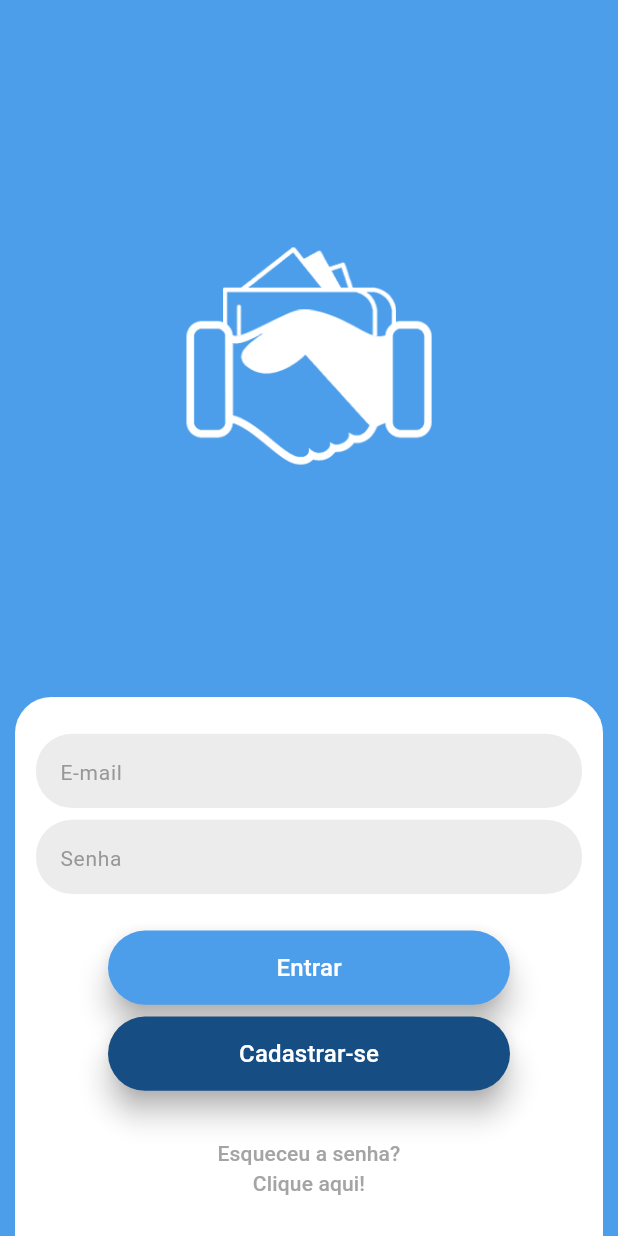
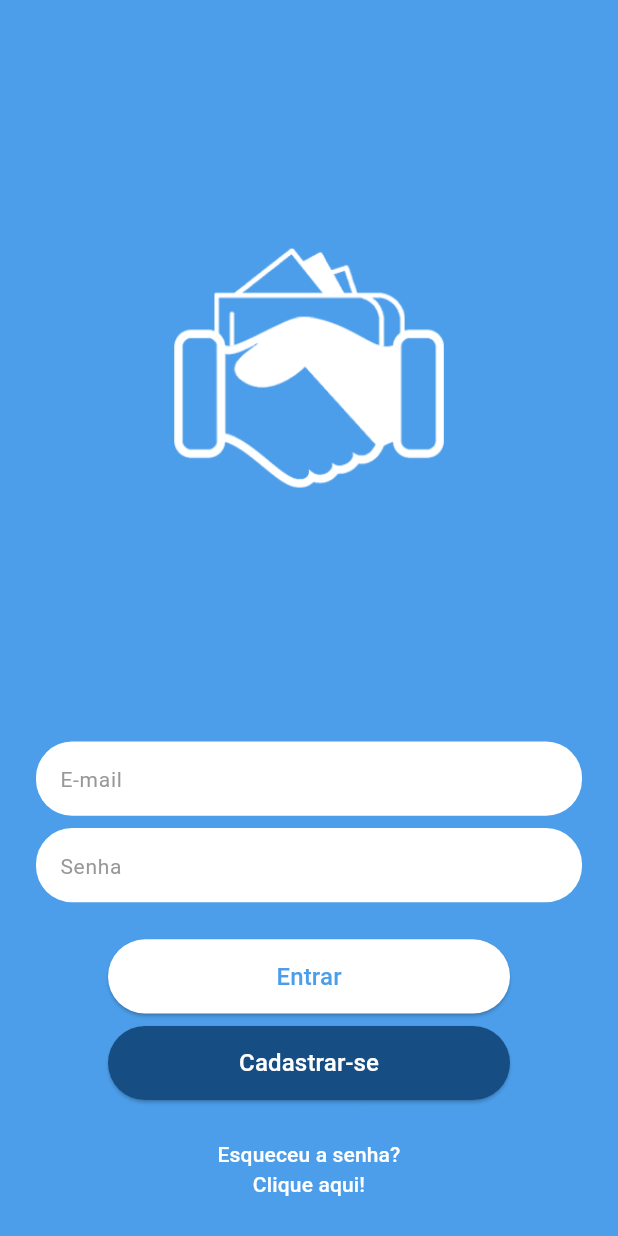
Before and after one commit to devnatanaelsantos/carteira_parceira, a Flutter app: the screen it shows after launch, on a phone screen of 412 x 824 dp. Run offline on Flutter 3.47's test engine with Material 3 defaults, Android fonts, the phone set to English and light mode, and no system bars.

Commit message:
feat: Adicionando Scrooll à tela de Login

```diff
--- a/lib/home_page.dart
+++ b/lib/home_page.dart
@@ -16,102 +16,83 @@ class _HomePageState extends State<HomePage> {
     //display Height
     double screenHeight = MediaQuery.of(context).size.height;
     //containerMain Heigth
-    double containerMainHeight = screenHeight * 0.436;
+    //double containerMainHeight = screenHeight * 0.436;
 
     return Scaffold(
       backgroundColor: AppColors.primarycolor,
-      resizeToAvoidBottomInset: false,
-      body: Column(
+      body: SingleChildScrollView(
+        reverse: true,
+        child: Column(
           children: [
             //logo
             Padding(
               padding: EdgeInsets.only(top: screenHeight * 0.19),
               child: Center(
                 child: SizedBox(
-                  width: screenWidth * 0.44,
-                  height: screenHeight * 0.20,
+                    width: screenWidth * 0.51,
+                    height: screenHeight * 0.22,
                     child: Image.asset('lib/assets/images/logo.png')),
               ),
             ),
-          Expanded(
-            child: Align(
-              alignment: Alignment.bottomCenter,
-              child: Container(
-                height: containerMainHeight,
-                width: screenWidth - 20,
-                decoration: const BoxDecoration(
-                  color: Colors.white,
-                  borderRadius: BorderRadius.only(
-                    topLeft: Radius.circular(24),
-                    topRight: Radius.circular(24),
-                  ),
-                ),
-                child: Column(
-                  children: [
-                    SizedBox(height: containerMainHeight * 0.068),
-                    //text box e-mail
+            SizedBox(height: screenHeight * 0.19),
             SizedBox(
               height: screenHeight * 0.06,
               width: screenWidth - 48,
               child: TextField(
                 decoration: InputDecoration(
                   filled: true,
-                          fillColor: const Color(0xFFECECEC),
+                  fillColor: const Color.fromARGB(255, 255, 255, 255),
                   border: OutlineInputBorder(
                     borderRadius: BorderRadius.circular(24),
                     borderSide: BorderSide.none,
                   ),
                   hintText: "E-mail",
-                          hintStyle: const TextStyle(
-                              color: Color(0xFF989898), fontSize: 14),
+                  hintStyle:
+                      const TextStyle(color: Color(0xFF989898), fontSize: 14),
                 ),
                 textAlign: TextAlign.left,
               ),
             ),
-                    SizedBox(height: containerMainHeight * 0.022),
-                    //text box senha
+            SizedBox(height: screenHeight * 0.01),
             SizedBox(
               height: screenHeight * 0.06,
               width: screenWidth - 48,
               child: TextField(
                 decoration: InputDecoration(
                   filled: true,
-                          fillColor: const Color(0xFFECECEC),
+                  fillColor: const Color.fromARGB(255, 255, 255, 255),
                   border: OutlineInputBorder(
                     borderRadius: BorderRadius.circular(24),
                     borderSide: BorderSide.none,
                   ),
                   hintText: "Senha",
-                          hintStyle: const TextStyle(
-                              color: Color(0xFF989898), fontSize: 14),
+                  hintStyle:
+                      const TextStyle(color: Color(0xFF989898), fontSize: 14),
                 ),
+                obscureText: true,
                 textAlign: TextAlign.left,
               ),
             ),
-                    SizedBox(height: containerMainHeight * 0.068),
-                    //button entrar
+            SizedBox(height: screenHeight * 0.03),
             SizedBox(
               height: screenHeight * 0.06,
               width: screenWidth - 144,
               child: ElevatedButton(
                 onPressed: () {},
                 style: ButtonStyle(
-                            backgroundColor: MaterialStateProperty.all<Color>(
-                                AppColors.primarycolor),
-                            elevation: MaterialStateProperty.all<double>(8.0),
-                            shadowColor: MaterialStateProperty.all<Color>(
-                                const Color(0xFFA7A7A7))),
+                  backgroundColor:
+                      MaterialStateProperty.all<Color>(Colors.white),
+                ),
                 child: const Text(
                   'Entrar',
                   style: TextStyle(
                     fontSize: 16,
-                            color: Colors.white,
+                    color: AppColors.primarycolor,
                   ),
                 ),
               ),
             ),
-                    //button cadastre-se
-                    SizedBox(height: containerMainHeight * 0.022),
+            SizedBox(height: screenHeight * 0.01),
             SizedBox(
               height: screenHeight * 0.06,
               width: screenWidth - 144,
@@ -120,9 +101,7 @@ class _HomePageState extends State<HomePage> {
                 style: ButtonStyle(
                   backgroundColor: MaterialStateProperty.all<Color>(
                       AppColors.secundarycolor),
-                            elevation: MaterialStateProperty.all<double>(8.0),
-                            shadowColor: MaterialStateProperty.all<Color>(
-                                const Color(0xFFA7A7A7))),
+                ),
                 child: const Text(
                   'Cadastrar-se',
                   style: TextStyle(
@@ -132,8 +111,7 @@ class _HomePageState extends State<HomePage> {
                 ),
               ),
             ),
-                    //button esqueceu a senha
-                    const SizedBox(height: 22),
+            SizedBox(height: screenHeight * 0.02),
             SizedBox(
               width: 150,
               height: 60,
@@ -144,7 +122,7 @@ class _HomePageState extends State<HomePage> {
                   textAlign: TextAlign.center,
                   style: TextStyle(
                     fontSize: 14,
-                            color: Color(0xFFA4A4A4),
+                    color: Colors.white,
                   ),
                 ),
               ),
@@ -152,10 +130,6 @@ class _HomePageState extends State<HomePage> {
           ],
         ),
       ),
-            ),
-          ),
-        ],
-      ),
     );
   }
 }
```
Lines whose indentation alone changed are shown as unchanged.
